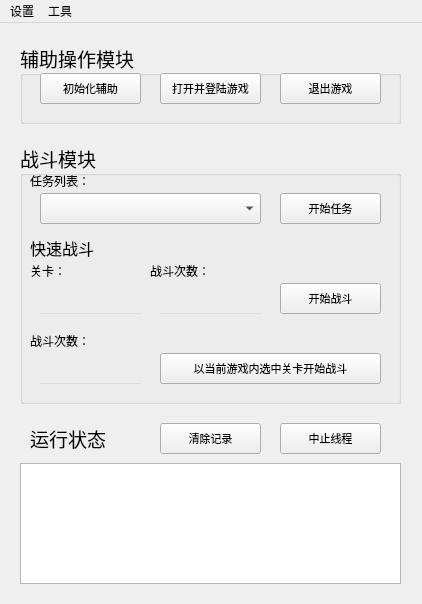
Above: 源UI文件/main_gui.ui from CubeSugarCheese/AAH_gui before the change. Below: the same form after it.
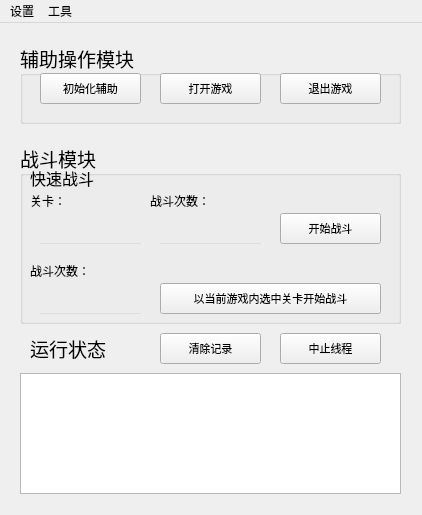
That is the form after the change. Icons and pictures are not drawn.

```diff
--- a/源UI文件/main_gui.ui
+++ b/源UI文件/main_gui.ui
@@ -13,7 +13,7 @@
     <x>0</x>
     <y>0</y>
     <width>422</width>
-    <height>604</height>
+    <height>515</height>
    </rect>
   </property>
   <property name="font">
@@ -80,7 +80,7 @@
     <property name="geometry">
      <rect>
       <x>20</x>
-      <y>440</y>
+      <y>350</y>
       <width>381</width>
       <height>121</height>
      </rect>
@@ -97,7 +97,7 @@
     <property name="geometry">
      <rect>
       <x>30</x>
-      <y>400</y>
+      <y>310</y>
       <width>101</width>
       <height>31</height>
      </rect>
@@ -130,7 +130,7 @@
     <property name="geometry">
      <rect>
       <x>280</x>
-      <y>400</y>
+      <y>310</y>
       <width>101</width>
       <height>31</height>
      </rect>
@@ -198,7 +198,7 @@
       </font>
      </property>
      <property name="text">
-      <string>打开并登陆游戏</string>
+      <string>打开游戏</string>
      </property>
     </widget>
     <widget class="QPushButton" name="initializationButton">
@@ -227,7 +227,7 @@
       <x>20</x>
       <y>120</y>
       <width>381</width>
-      <height>261</height>
+      <height>181</height>
      </rect>
     </property>
     <property name="font">
@@ -239,41 +239,11 @@
     <property name="title">
      <string>战斗模块</string>
     </property>
-    <widget class="QLabel" name="label_3">
-     <property name="geometry">
-      <rect>
-       <x>10</x>
-       <y>30</y>
-       <width>71</width>
-       <height>16</height>
-      </rect>
-     </property>
-     <property name="font">
-      <font>
-       <family>微软雅黑</family>
-       <pointsize>9</pointsize>
-       <stylestrategy>PreferDefault</stylestrategy>
-      </font>
-     </property>
-     <property name="text">
-      <string>任务列表：</string>
-     </property>
-    </widget>
-    <widget class="QComboBox" name="comboBox">
-     <property name="geometry">
-      <rect>
-       <x>20</x>
-       <y>50</y>
-       <width>221</width>
-       <height>31</height>
-      </rect>
-     </property>
-    </widget>
     <widget class="QLabel" name="label_5">
      <property name="geometry">
       <rect>
        <x>130</x>
-       <y>120</y>
+       <y>50</y>
        <width>71</width>
        <height>16</height>
       </rect>
@@ -293,7 +263,7 @@
      <property name="geometry">
       <rect>
        <x>260</x>
-       <y>140</y>
+       <y>70</y>
        <width>101</width>
        <height>31</height>
       </rect>
@@ -312,7 +282,7 @@
      <property name="geometry">
       <rect>
        <x>140</x>
-       <y>210</y>
+       <y>140</y>
        <width>221</width>
        <height>31</height>
       </rect>
@@ -334,7 +304,7 @@
      <property name="geometry">
       <rect>
        <x>10</x>
-       <y>190</y>
+       <y>120</y>
        <width>71</width>
        <height>16</height>
       </rect>
@@ -354,7 +324,7 @@
      <property name="geometry">
       <rect>
        <x>10</x>
-       <y>120</y>
+       <y>50</y>
        <width>71</width>
        <height>16</height>
       </rect>
@@ -370,30 +340,11 @@
       <string>关卡：</string>
      </property>
     </widget>
-    <widget class="QPushButton" name="startTaskButton">
-     <property name="geometry">
-      <rect>
-       <x>260</x>
-       <y>50</y>
-       <width>101</width>
-       <height>31</height>
-      </rect>
-     </property>
-     <property name="font">
-      <font>
-       <family>微软雅黑</family>
-       <pointsize>8</pointsize>
-      </font>
-     </property>
-     <property name="text">
-      <string>开始任务</string>
-     </property>
-    </widget>
     <widget class="QLabel" name="label_6">
      <property name="geometry">
       <rect>
        <x>10</x>
-       <y>90</y>
+       <y>20</y>
        <width>101</width>
        <height>31</height>
       </rect>
@@ -426,7 +377,7 @@
      <property name="geometry">
       <rect>
        <x>20</x>
-       <y>140</y>
+       <y>70</y>
        <width>101</width>
        <height>31</height>
       </rect>
@@ -481,7 +432,7 @@
      <property name="geometry">
       <rect>
        <x>140</x>
-       <y>140</y>
+       <y>70</y>
        <width>101</width>
        <height>31</height>
       </rect>
@@ -536,7 +487,7 @@
      <property name="geometry">
       <rect>
        <x>20</x>
-       <y>210</y>
+       <y>140</y>
        <width>101</width>
        <height>31</height>
       </rect>
@@ -592,7 +543,7 @@
     <property name="geometry">
      <rect>
       <x>160</x>
-      <y>400</y>
+      <y>310</y>
       <width>101</width>
       <height>31</height>
      </rect>
```
Left out of the diff: 2 changed lines with no effect on the pictures.
